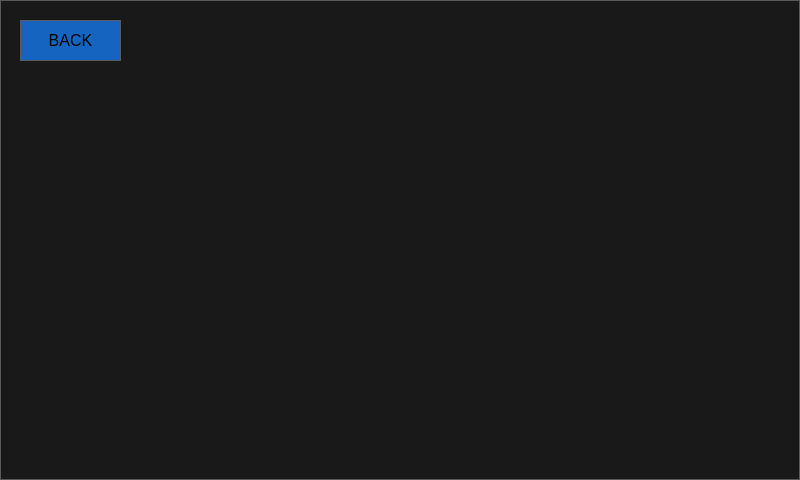
Old version of the form ui/crypto.ui in the repository arman-ashrafian/RPi-TouchOS.
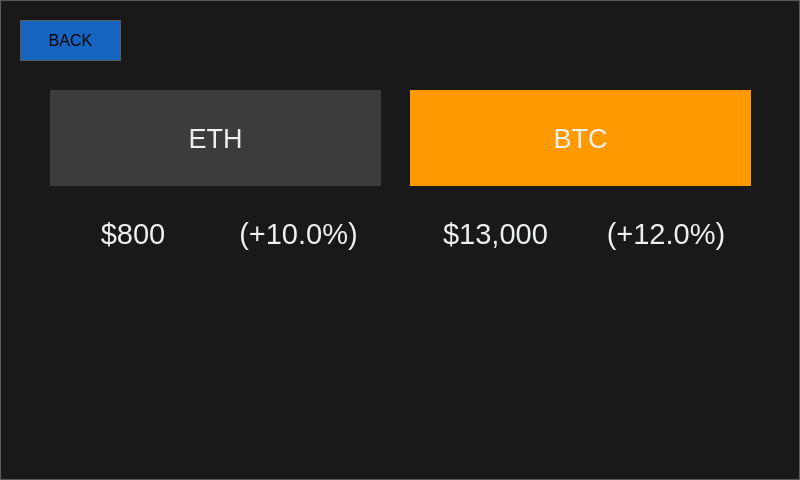
New version of the form.

Patch:
```diff
--- a/ui/crypto.ui
+++ b/ui/crypto.ui
@@ -314,6 +314,24 @@
 	background-color: #1565C0;
 }
 
+QLabel#label_eth {
+	color: #ECF0F1;
+	font-size: 20pt;
+	background-color: #3C3C3D;
+}
+
+QLabel{
+	color: #ECF0F1;
+	font-size: 22pt;
+}
+
+QLabel#label_btc {
+	color: #ECF0F1;
+	font-size: 20pt;
+	background-color: #FF9900;
+}
+
+
 </string>
   </property>
   <widget class="QPushButton" name="button_back">
@@ -329,6 +347,104 @@
     <string>BACK</string>
    </property>
   </widget>
+  <widget class="QWidget" name="layoutWidget">
+   <property name="geometry">
+    <rect>
+     <x>410</x>
+     <y>90</y>
+     <width>341</width>
+     <height>191</height>
+    </rect>
+   </property>
+   <layout class="QVBoxLayout" name="verticalLayout_2">
+    <property name="spacing">
+     <number>0</number>
+    </property>
+    <item>
+     <widget class="QLabel" name="label_btc">
+      <property name="text">
+       <string>BTC</string>
+      </property>
+      <property name="alignment">
+       <set>Qt::AlignCenter</set>
+      </property>
+     </widget>
+    </item>
+    <item>
+     <layout class="QHBoxLayout" name="horizontalLayout_2">
+      <item>
+       <widget class="QLabel" name="label_btc_price">
+        <property name="text">
+         <string>$13,000</string>
+        </property>
+        <property name="alignment">
+         <set>Qt::AlignCenter</set>
+        </property>
+       </widget>
+      </item>
+      <item>
+       <widget class="QLabel" name="label_btc_delta">
+        <property name="text">
+         <string>(+12.0%)</string>
+        </property>
+        <property name="alignment">
+         <set>Qt::AlignCenter</set>
+        </property>
+       </widget>
+      </item>
+     </layout>
+    </item>
+   </layout>
+  </widget>
+  <widget class="QWidget" name="">
+   <property name="geometry">
+    <rect>
+     <x>50</x>
+     <y>90</y>
+     <width>331</width>
+     <height>191</height>
+    </rect>
+   </property>
+   <layout class="QVBoxLayout" name="verticalLayout">
+    <property name="spacing">
+     <number>0</number>
+    </property>
+    <item>
+     <widget class="QLabel" name="label_eth">
+      <property name="text">
+       <string>ETH</string>
+      </property>
+      <property name="alignment">
+       <set>Qt::AlignCenter</set>
+      </property>
+     </widget>
+    </item>
+    <item>
+     <layout class="QHBoxLayout" name="horizontalLayout">
+      <item>
+       <widget class="QLabel" name="label_eth_price">
+        <property name="text">
+         <string>$800</string>
+        </property>
+        <property name="alignment">
+         <set>Qt::AlignCenter</set>
+        </property>
+       </widget>
+      </item>
+      <item>
+       <widget class="QLabel" name="label_eth_delta">
+        <property name="text">
+         <string>(+10.0%)</string>
+        </property>
+        <property name="alignment">
+         <set>Qt::AlignCenter</set>
+        </property>
+       </widget>
+      </item>
+     </layout>
+    </item>
+   </layout>
+  </widget>
  </widget>
  <resources/>
  <connections/>
```
